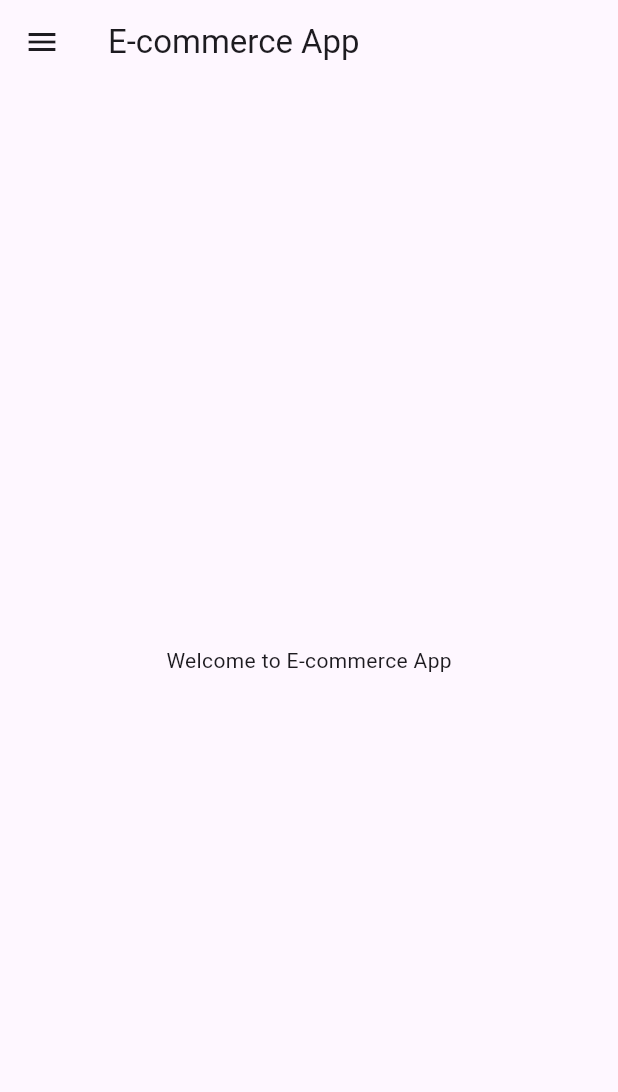
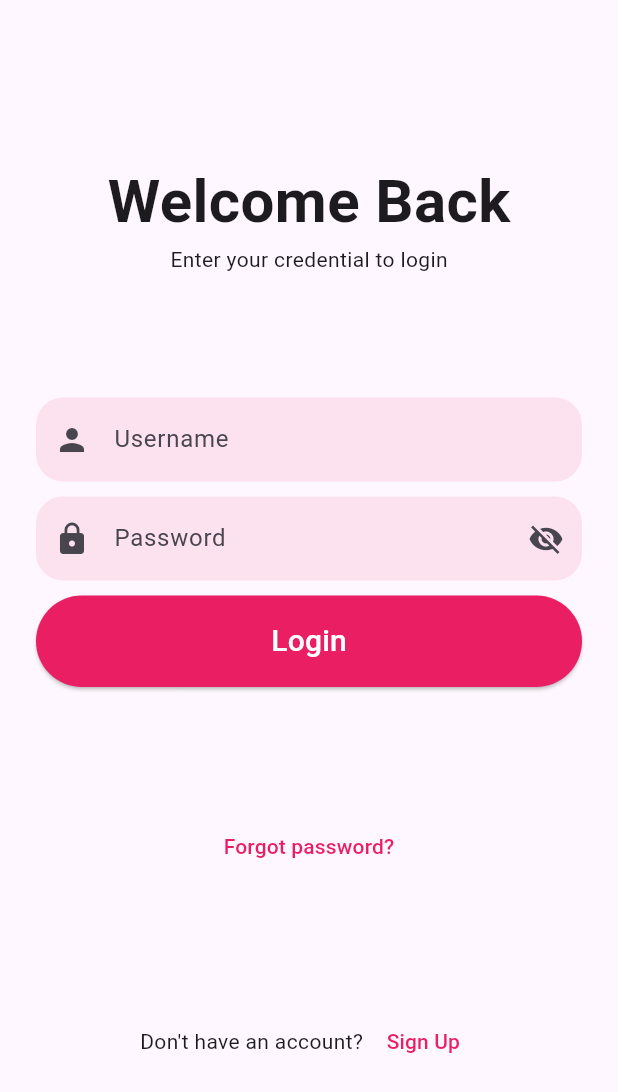
Before and after one commit to LuigiWoodhouse/Cosmetic, a Flutter app: the screen it shows after launch, on a phone screen of 412 x 824 dp. Shown: the top 1092 px of the screen. Run offline on Flutter 3.47's test engine with Material 3 defaults, Android fonts, the light colour scheme and no system bars.

Commit message:
Added login functionality, updated ui

```diff
--- /dev/null
+++ b/lib/login.dart
@@ -0,0 +1,162 @@
+import 'package:flutter/material.dart';
+import 'service/auth_service.dart';
+import 'sidenav.dart';
+
+class LoginPage extends StatefulWidget {
+  const LoginPage({super.key});
+
+  @override
+  _LoginPageState createState() => _LoginPageState();
+}
+
+class _LoginPageState extends State<LoginPage> {
+  final TextEditingController usernameController = TextEditingController();
+  final TextEditingController passwordController = TextEditingController();
+  bool _isPasswordVisible = false;
+
+   // Toggle this variable to true when you want to bypass the login for debugging
+  bool debugMode = true;
+
+  @override
+  Widget build(BuildContext context) {
+    return MaterialApp(
+      debugShowCheckedModeBanner: false,
+      home: Scaffold(
+        body: Container(
+          margin: const EdgeInsets.all(24),
+          child: Column(
+            mainAxisAlignment: MainAxisAlignment.spaceEvenly,
+            children: [
+              _header(context),
+              _inputField(context),
+              _forgotPassword(context),
+              _signup(context),
+            ],
+          ),
+        ),
+      ),
+    );
+  }
+
+  Widget _header(BuildContext context) {
+    return const Column(
+      children: [
+        Text(
+          "Welcome Back",
+          style: TextStyle(fontSize: 40, fontWeight: FontWeight.bold),
+        ),
+        Text("Enter your credential to login"),
+      ],
+    );
+  }
+
+  Widget _inputField(BuildContext context) {
+    return Column(
+      crossAxisAlignment: CrossAxisAlignment.stretch,
+      children: [
+        TextField(
+          controller: usernameController,
+          decoration: InputDecoration(
+            hintText: "Username",
+            border: OutlineInputBorder(
+              borderRadius: BorderRadius.circular(18),
+              borderSide: BorderSide.none,
+            ),
+            fillColor: Colors.pink.withOpacity(0.1),
+            filled: true,
+            prefixIcon: const Icon(Icons.person),
+          ),
+        ),
+        const SizedBox(height: 10),
+        TextField(
+          controller: passwordController,
+          obscureText: !_isPasswordVisible,
+          decoration: InputDecoration(
+            hintText: "Password",
+            border: OutlineInputBorder(
+              borderRadius: BorderRadius.circular(18),
+              borderSide: BorderSide.none,
+            ),
+            fillColor: Colors.pink.withOpacity(0.1),
+            filled: true,
+            prefixIcon: const Icon(Icons.lock),
+            suffixIcon: IconButton(
+              icon: Icon(
+                _isPasswordVisible ? Icons.visibility : Icons.visibility_off,
+              ),
+              onPressed: () {
+                setState(() {
+                  _isPasswordVisible = !_isPasswordVisible;
+                });
+              },
+            ),
+          ),
+        ),
+        const SizedBox(height: 10),
+         ElevatedButton(
+          onPressed: () async {
+            if (debugMode) {
+              Navigator.pushReplacement(
+                context,
+                MaterialPageRoute(builder: (context) => SideNav()),
+              );
+            } else {
+              final authService = AuthService();
+              final loginSuccessful = await authService.login(
+                usernameController.text,
+                passwordController.text,
+              );
+
+              if (loginSuccessful) {
+                Navigator.pushReplacement(
+                  context,
+                  MaterialPageRoute(builder: (context) => SideNav()),
+                );
+              } else {
+                ScaffoldMessenger.of(context).showSnackBar(
+                  const SnackBar(content: Text('Login failed')),
+                );
+              }
+            }
+          },
+          style: ElevatedButton.styleFrom(
+            shape: const StadiumBorder(),
+            padding: const EdgeInsets.symmetric(vertical: 16),
+            backgroundColor: Colors.pink,
+            foregroundColor: Colors.white,
+          ),
+          child: const Text(
+            "Login",
+            style: TextStyle(fontSize: 20),
+          ),
+        )
+      ],
+    );
+  }
+
+  Widget _forgotPassword(BuildContext context) {
+    return TextButton(
+      onPressed: () {},
+      child: const Text(
+        "Forgot password?",
+        style: TextStyle(color: Colors.pink),
+      ),
+    );
+  }
+
+  Widget _signup(BuildContext context) {
+    return Row(
+      mainAxisAlignment: MainAxisAlignment.center,
+      children: [
+        const Text("Don't have an account? "),
+        TextButton(
+          onPressed: () {},
+          child: const Text(
+            "Sign Up",
+            style: TextStyle(color: Colors.pink),
+          ),
+        ),
+      ],
+    );
+  }
+}
--- a/lib/main.dart
+++ b/lib/main.dart
@@ -1,4 +1,5 @@
 import 'package:flutter/material.dart';
+import 'login.dart';
 import 'sidenav.dart';
 
 void main() {
@@ -12,22 +13,12 @@ class MainApp extends StatelessWidget {
   Widget build(BuildContext context) {
     return MaterialApp(
       debugShowCheckedModeBanner: false,
-      initialRoute: '/',
+      initialRoute: '/login',
       routes: {
-        '/': (context) => HomePage(),
-        '/cart': (context) => CartPage(), // Replace CartPage with your actual cart page
+        '/login': (context) => const LoginPage(),
+        '/sidenav': (context) => SideNav(),
+        '/cart': (context) => CartPage(),
       },
-    );
-  }
-}
-
-class HomePage extends StatelessWidget {
-  @override
-  Widget build(BuildContext context) {
-    return Scaffold(
-      appBar: AppBar(title: Text('E-commerce App')),
-      drawer: SideNav(),
-      body: Center(child: Text('Welcome to E-commerce App')),
     );
   }
 }
--- /dev/null
+++ b/lib/service/auth_service.dart
@@ -0,0 +1,28 @@
+import 'dart:convert';
+import 'package:http/http.dart' as http;
+
+class AuthService {
+  static const String baseUrl = 'http://192.168.100.64:8080/login/authenticate'; // For Android emulator
+  // static const String baseUrl = 'http://127.0.0.1:8080/login/authenticate'; // For iOS simulator
+
+  Future<bool> login(String username, String password) async {
+    var url = Uri.parse(baseUrl);
+    try {
+      var response = await http.post(
+        url,
+        headers: {'Content-Type': 'application/json'},
+        body: jsonEncode({'username': username, 'password': password}),
+      );
+      if (response.statusCode == 200) {
+        print('Login successful');
+        return true;
+      } else {
+        print('Login failed: ${response.body}');
+        return false;
+      }
+    } catch (e) {
+      print('Login error: $e');
+      return false;
+    }
+  }
+}
--- a/lib/sidenav.dart
+++ b/lib/sidenav.dart
@@ -1,4 +1,3 @@
-
 import 'package:flutter/material.dart';
 import 'shop/lingerie.dart';
 import 'shop/maid.dart';
@@ -7,7 +6,11 @@ import 'shop/sextoy.dart';
 class SideNav extends StatelessWidget {
   @override
   Widget build(BuildContext context) {
-    return Drawer(
+    return Scaffold(
+      appBar: AppBar(
+        title: Text('Categories'),
+      ),
+      drawer: Drawer(
         width: 150,
         child: ListView(
           padding: EdgeInsets.zero,
@@ -53,6 +56,10 @@ class SideNav extends StatelessWidget {
             ),
           ],
         ),
+      ),
+      body: Center(
+        child: Text('Welcome to the Categories!'),
+      ),
     );
   }
 }
--- a/pubspec.yaml
+++ b/pubspec.yaml
@@ -9,6 +9,7 @@ environment:
 dependencies:
   flutter:
     sdk: flutter
+  http: ^1.2.1
 
 dev_dependencies:
   flutter_test:
```
Also changed, not shown: pubspec.lock. Lines whose indentation alone changed are shown as unchanged.
